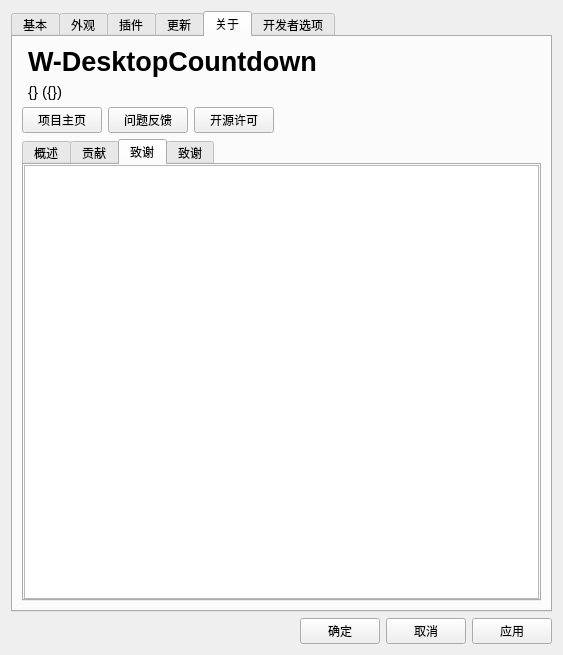
The window that UISource/settings.ui (HelloWRC/W-DesktopCountdown) describes before a commit, drawn with Qt 5.
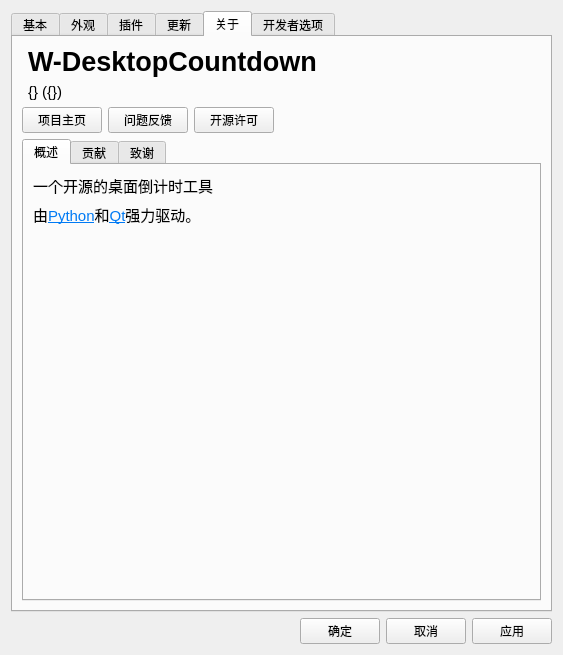
The same window after the commit. The open tabs and pages were chosen to show the change. Icons and pictures are not drawn.

```diff
--- a/UISource/settings.ui
+++ b/UISource/settings.ui
@@ -856,47 +856,6 @@
            </item>
           </layout>
          </widget>
-         <widget class="QWidget" name="tab_thanks">
-          <attribute name="title">
-           <string>致谢</string>
-          </attribute>
-          <layout class="QVBoxLayout" name="verticalLayout_6">
-           <property name="leftMargin">
-            <number>0</number>
-           </property>
-           <property name="topMargin">
-            <number>0</number>
-           </property>
-           <property name="rightMargin">
-            <number>0</number>
-           </property>
-           <property name="bottomMargin">
-            <number>0</number>
-           </property>
-           <item>
-            <widget class="QTextBrowser" name="tb_thanks">
-             <property name="html">
-              <string>&lt;!DOCTYPE HTML PUBLIC &quot;-//W3C//DTD HTML 4.0//EN&quot; &quot;http://www.w3.org/TR/REC-html40/strict.dtd&quot;&gt;
-&lt;html&gt;&lt;head&gt;&lt;meta name=&quot;qrichtext&quot; content=&quot;1&quot; /&gt;&lt;meta charset=&quot;utf-8&quot; /&gt;&lt;style type=&quot;text/css&quot;&gt;
-p, li { white-space: pre-wrap; }
-&lt;/style&gt;&lt;/head&gt;&lt;body style=&quot; font-family:'Microsoft YaHei UI'; font-size:9pt; font-weight:400; font-style:normal;&quot;&gt;
-&lt;p style=&quot;-qt-paragraph-type:empty; margin-top:0px; margin-bottom:0px; margin-left:0px; margin-right:0px; -qt-block-indent:0; text-indent:0px;&quot;&gt;&lt;br /&gt;&lt;/p&gt;&lt;/body&gt;&lt;/html&gt;</string>
-             </property>
-             <property name="textInteractionFlags">
-              <set>Qt::LinksAccessibleByKeyboard|Qt::LinksAccessibleByMouse|Qt::TextBrowserInteraction|Qt::TextSelectableByKeyboard|Qt::TextSelectableByMouse</set>
-             </property>
-             <property name="source">
-              <url>
-               <string>qrc:/res/contribution.md</string>
-              </url>
-             </property>
-             <property name="openExternalLinks">
-              <bool>true</bool>
-             </property>
-            </widget>
-           </item>
-          </layout>
-         </widget>
          <widget class="QWidget" name="tab_thanks_new">
           <attribute name="title">
            <string>致谢</string>
```
Left out of the diff: 3 changed lines with no effect on the pictures.
